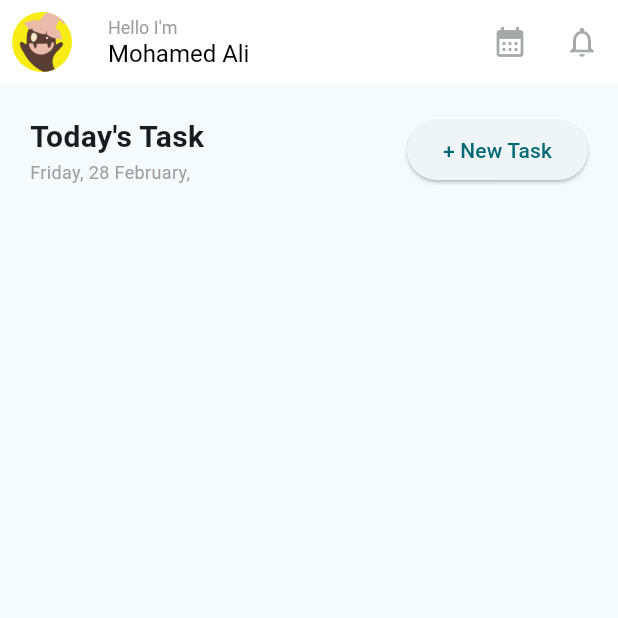
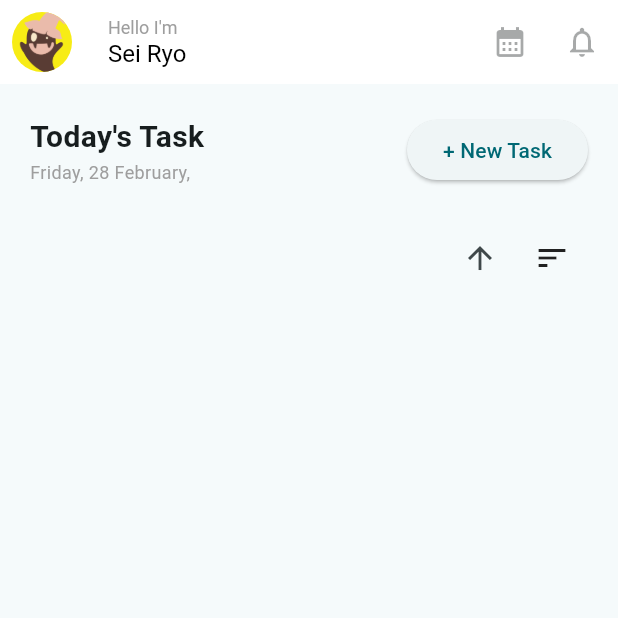
Before and after one commit to r-sei/practice_repo, a Flutter app: the screen it shows after launch, on a phone screen of 412 x 824 dp, the top half of it. Run offline on Flutter 3.47's test engine with Material 3 defaults, Android fonts, the phone set to English and light mode, and no system bars; our stand-ins replace cloud_firestore, firebase_core, flutter_riverpod, gap; accounts and stored records are empty; generated files the repository leaves out were written again.

Commit message:
✨ ソート機能の実装、その他細かな修正

```diff
--- /dev/null
+++ b/lib/components/sort_button.dart
@@ -0,0 +1,44 @@
+import 'package:flutter/material.dart';
+import 'package:flutter_practice/provider/sort_provider.dart';
+import 'package:flutter_riverpod/flutter_riverpod.dart';
+
+class SortButton extends ConsumerWidget {
+  const SortButton({super.key});
+
+  @override
+  Widget build(BuildContext context, WidgetRef ref) {
+    final isAscending = ref.watch(isAscendingProvider);
+    final sortType = ref.watch(sortTypeProvider); //いつ使おう
+
+    return Row(
+      mainAxisAlignment: MainAxisAlignment.end,
+      children: [
+        //昇順・降順選択
+        IconButton(
+            onPressed: () {
+              ref.read(isAscendingProvider.notifier).state = !isAscending;
+            },
+            icon:
+                Icon(isAscending ? Icons.arrow_upward : Icons.arrow_downward)),
+
+        //ソートの種類選択
+        PopupMenuButton<SortType>(
+          tooltip: 'sort',
+          icon: const Icon(Icons.sort),
+          onSelected: (SortType selectedType) {
+            ref.read(sortTypeProvider.notifier).update((_) => selectedType);
+            //デフォルトの昇順にリセット
+            ref.read(isAscendingProvider.notifier).update((_) => true);
+          },
+          itemBuilder: (BuildContext context) => [
+            const PopupMenuItem(
+                value: SortType.title, child: Text("Task Title")),
+            const PopupMenuItem(value: SortType.date, child: Text("Task Date")),
+            const PopupMenuItem(
+                value: SortType.category, child: Text("Task Type")),
+          ],
+        ),
+      ],
+    );
+  }
+}
--- a/lib/components/todo_tile.dart
+++ b/lib/components/todo_tile.dart
@@ -106,9 +106,9 @@ class TodoTile extends ConsumerWidget {
                 Row(
                   mainAxisAlignment: MainAxisAlignment.start,
                   children: [
-                    const Text(
-                      "Today",
-                      style: TextStyle(
+                    Text(
+                      todo.dateTask,
+                      style: const TextStyle(
                         color: Colors.black,
                         fontWeight: FontWeight.bold,
                         fontSize: 12,
--- a/lib/provider/date_time_provider.dart
+++ b/lib/provider/date_time_provider.dart
@@ -1,7 +1,7 @@
 import 'package:flutter_riverpod/flutter_riverpod.dart';
 
 final dateProvider = StateProvider<String>((ref) {
-  return 'dd/mm/yy';
+  return 'yyyy/mm/dd';
 });
 
 final timeProvider = StateProvider<String>((ref) {
--- a/lib/provider/service_provider.dart
+++ b/lib/provider/service_provider.dart
@@ -1,5 +1,6 @@
 import 'package:cloud_firestore/cloud_firestore.dart';
 import 'package:flutter_practice/model/model.dart';
+import 'package:flutter_practice/provider/sort_provider.dart';
 import 'package:flutter_practice/services.dart/todo_service.dart';
 import 'package:flutter_riverpod/flutter_riverpod.dart';
 
@@ -8,12 +9,29 @@ final serviceProvider = StateProvider<TodoService>((ref) {
 });
 
 final fetchStreamProvider = StreamProvider<List<TodoModel>>((ref) async* {
-  final getData = FirebaseFirestore.instance
-      .collection('todoApp')
-      .snapshots()
-      .map((event) => event.docs
-          .map((snapshot) => TodoModel.fromSnapshot(snapshot))
-          .toList());
+  final sortType = ref.watch(sortTypeProvider);
+  final isAscending = ref.watch(isAscendingProvider);
+
+  Query query = FirebaseFirestore.instance.collection('todoApp');
+
+  switch (sortType) {
+    case SortType.title:
+      query = query.orderBy('titleTask', descending: !isAscending);
+      break;
+    case SortType.date:
+      query = query.orderBy('dateTask', descending: !isAscending);
+      break;
+    case SortType.category:
+      query = query.orderBy('category', descending: !isAscending);
+      break;
+  }
+
+  final getData = query.snapshots().map(
+        (event) => event.docs
+            .map((snapshot) => TodoModel.fromSnapshot(
+                snapshot as DocumentSnapshot<Map<String, dynamic>>))
+            .toList(),
+      );
 
   yield* getData;
 });
--- /dev/null
+++ b/lib/provider/sort_provider.dart
@@ -0,0 +1,11 @@
+import 'package:flutter_riverpod/flutter_riverpod.dart';
+
+enum SortType {
+  title,
+  date,
+  category,
+}
+
+final sortTypeProvider =
+    StateProvider<SortType>((ref) => SortType.date); //デフォルト：日付順
+final isAscendingProvider = StateProvider<bool>((ref) => true); //デフォルト：昇順
--- a/lib/view/home_page.dart
+++ b/lib/view/home_page.dart
@@ -1,6 +1,7 @@
 import 'package:flutter/material.dart';
 import 'package:flutter_practice/components/get_weekday.dart';
 import 'package:flutter_practice/components/profile_icon.dart';
+import 'package:flutter_practice/components/sort_button.dart';
 import 'package:flutter_practice/components/todo_modal.dart';
 import 'package:flutter_practice/components/todo_tile.dart';
 import 'package:flutter_practice/provider/service_provider.dart';
@@ -26,7 +27,7 @@ class MyHomePage extends ConsumerWidget {
                     color: Colors.grey,
                     fontSize: 12.0,
                   )),
-              Text("Mohamed Ali",
+              Text("Sei Ryo",
                   style: TextStyle(
                     color: Colors.black,
                     fontSize: 16.0,
@@ -69,6 +70,9 @@ class MyHomePage extends ConsumerWidget {
             ],
           ),
           const Gap(24),
+          //=========ここにソートボタン===============
+          const SortButton(),
+
           for (final todo in data) ...{
             TodoTile(
               todo: todo,
```
